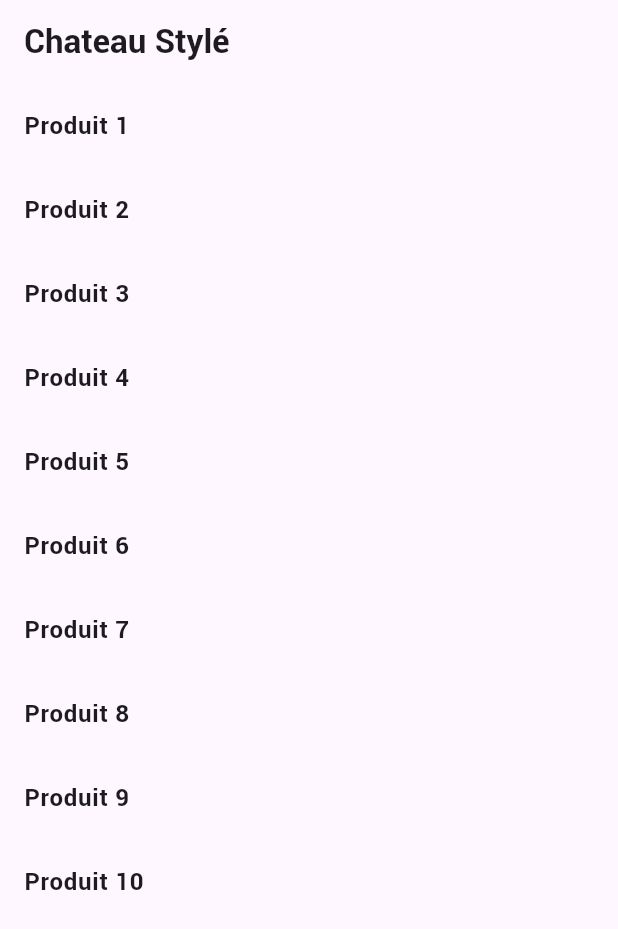
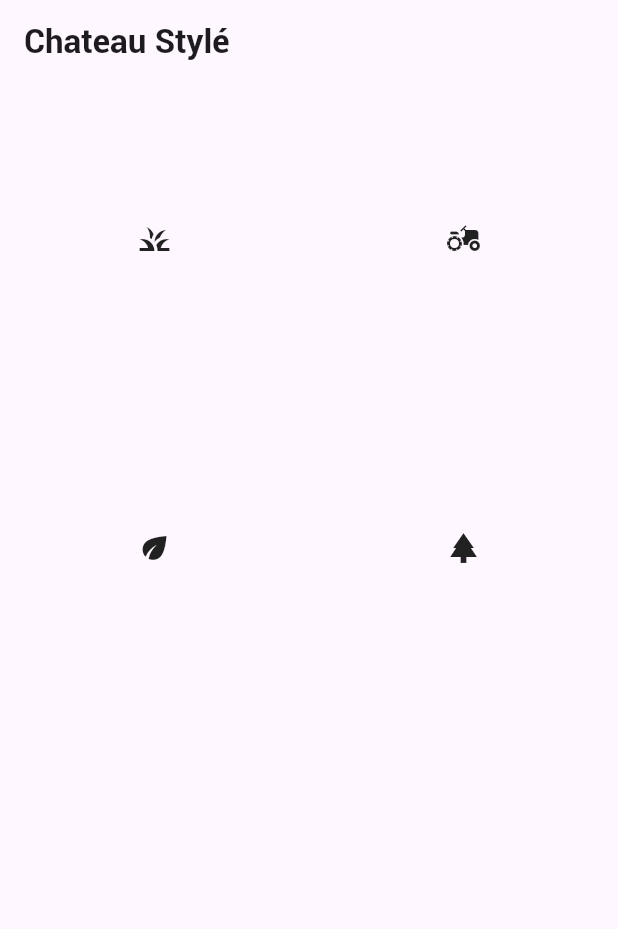
Before and after one commit to Joshered/SalonDev, a Flutter app: the screen it shows after launch, on a phone screen of 412 x 824 dp. Shown: the top 929 px of the screen. Run offline on Flutter 3.47's test engine with Material 3 defaults, Android fonts, the phone set to English and light mode, and no system bars.

```diff
--- a/lib/pages/lego_chateau.dart
+++ b/lib/pages/lego_chateau.dart
@@ -15,6 +15,7 @@ class ChateauLego extends StatelessWidget {
         //     Text('4000 FC')
         //   ],
         // ),
+
         // child: Column(
         //   children: [
         //     Text('Titre'),
@@ -22,6 +23,7 @@ class ChateauLego extends StatelessWidget {
         //     Text('Mon text')
         //   ],
         // // ),
+
         // child: Stack(
         //   children: [
         //     Container(height: 200, color: Colors.green),
@@ -32,11 +34,22 @@ class ChateauLego extends StatelessWidget {
         //   ],
         // ),
 
-        child: ListView.builder(
-          itemCount: 10,
-          itemBuilder: (context, i){
-            return ListTile(title: Text('Produit ${i+1}'));
-          }
+        // child: ListView.builder(
+        //   itemCount: 10,
+        //   itemBuilder: (context, i){
+        //     return ListTile(title: Text('Produit ${i+1}'));
+        //   }
+        // ),
+
+        child: GridView.count(
+          crossAxisCount: 2,
+          children: [
+            Icon(Icons.grass),
+            Icon(Icons.agriculture),
+            Icon(Icons.eco),
+            Icon(Icons.park),
+          ],
+
         ),
 
       )
```
